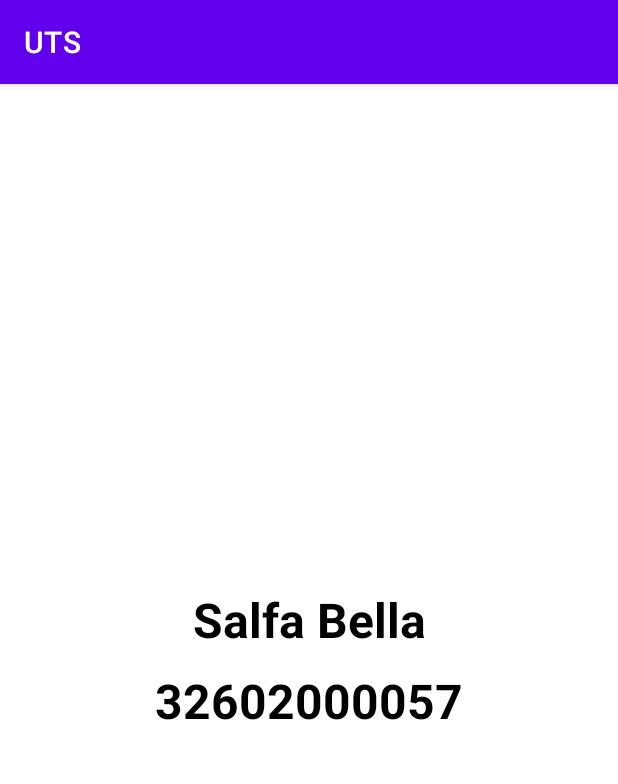
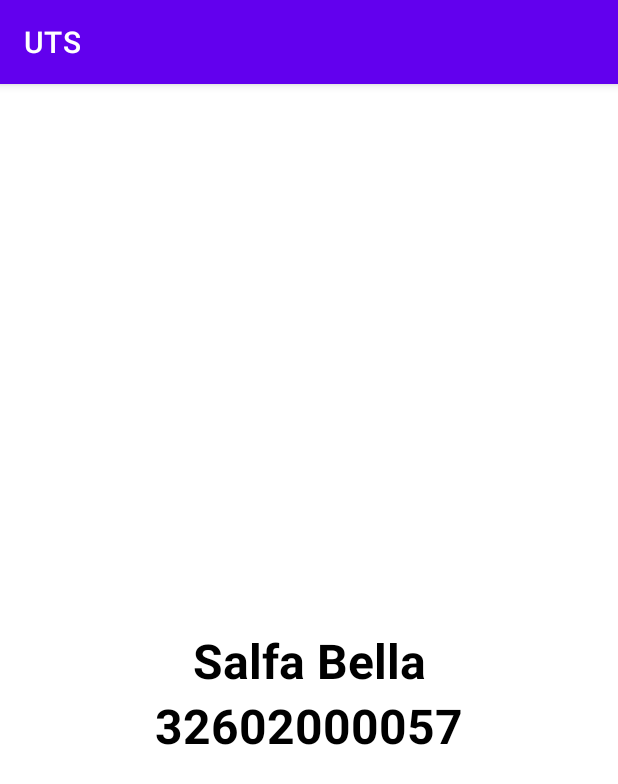
Before and after one commit to SalfaBella/UTS_Mobile_Programming, an Android app: the activity_home screen opened directly, with no data from a screen before it, on a phone screen of 412 x 824 dp. Shown: the top 784 px of the screen. Run offline under Robolectric (Android 15) with nearby library versions, the phone set to English and light mode, and no system bars.

Commit message:
edit home activity

```diff
--- a/app/src/main/res/layout/activity_home.xml
+++ b/app/src/main/res/layout/activity_home.xml
@@ -7,10 +7,11 @@
     tools:context=".activity_home">
 
     <TextView
+        android:id="@+id/nama"
         android:layout_width="0dp"
         android:layout_height="wrap_content"
         app:layout_constraintTop_toTopOf="parent"
-        android:text="Salfa Bella\n32602000057"
+        android:text="Salfa Bella"
         android:textAlignment="center"
         android:textSize="32sp"
         android:lineSpacingExtra="16dp"
@@ -20,4 +21,17 @@
         app:layout_constraintStart_toStartOf="parent"
         app:layout_constraintEnd_toEndOf="parent"/>
 
+    <TextView
+        android:layout_width="0dp"
+        android:layout_height="wrap_content"
+        app:layout_constraintTop_toBottomOf="@+id/nama"
+        android:text="32602000057"
+        android:textAlignment="center"
+        android:textSize="32sp"
+        android:lineSpacingExtra="16dp"
+        android:textColor="@color/black"
+        android:textStyle="bold"
+        app:layout_constraintStart_toStartOf="parent"
+        app:layout_constraintEnd_toEndOf="parent"/>
+
 </androidx.constraintlayout.widget.ConstraintLayout>
```
